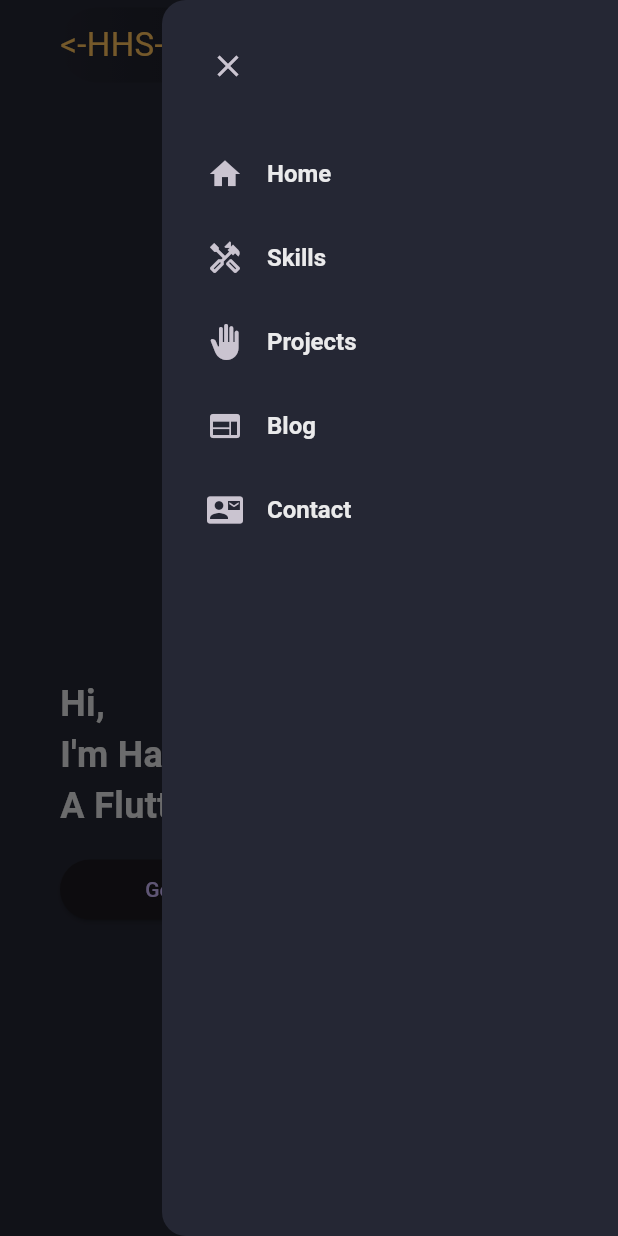
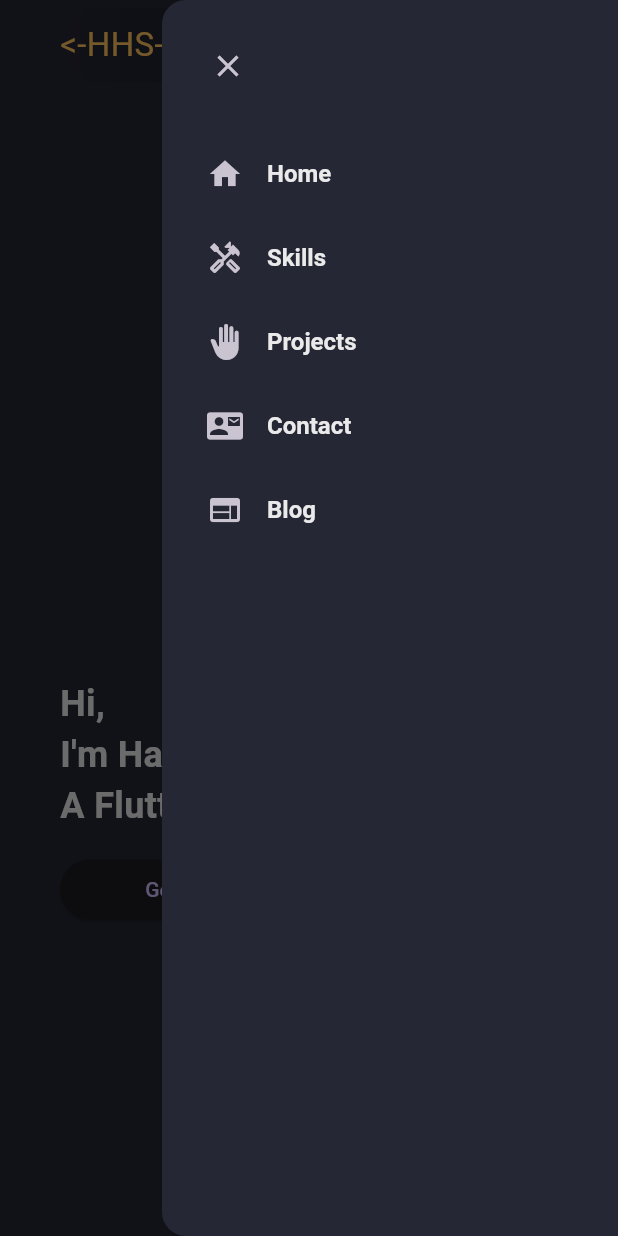
Before and after one commit to hassib2244/Shanto-portfolio, a Flutter app: the screen it shows after launch, in the side drawer, after a tap on "Get in touch", on a phone screen of 412 x 824 dp. Run offline on Flutter 3.47's test engine with Material 3 defaults, Android fonts, the phone set to English and light mode, and no system bars; missing offline and left inert: dart:js.

Commit message:
Update portfolio

```diff
--- a/lib/constants/nav_items.dart
+++ b/lib/constants/nav_items.dart
@@ -1,18 +1,17 @@
 import 'package:flutter/material.dart';
-import 'package:flutter/cupertino.dart';
 
 List<String> navTitles =[
   'Home',
   'Skills',
   'Projects',
+  'Contact',
   'Blog',
-  'Contact',
 ];
 List<IconData> navIcons=[
   Icons.home,
   Icons.handyman_outlined,
   Icons.back_hand,
+  Icons.quick_contacts_mail,
   Icons.web,
-  Icons.quick_contacts_mail,
 
 ];
--- /dev/null
+++ b/lib/constants/sns_links.dart
@@ -0,0 +1,9 @@
+class SnsLinks {
+  static const String github = "https://www.github.com/hassib2244";
+  static const String linkedIn = "https://www.linkedin.com/in/hassibul522";
+  static const String facebook = "https://";
+  static const String instagram = "https://www.instagram.com/ig__ebo";
+  static const String telegram = "https://";
+  static const String blog = "https://www.blogger.com/about/?bpli=1&pli=1";
+
+}
--- a/lib/pages/home_page.dart
+++ b/lib/pages/home_page.dart
@@ -3,9 +3,12 @@ import 'package:flutter/rendering.dart';
 import 'package:shanto_portfolio/constants/colors.dart';
 import 'package:shanto_portfolio/constants/nav_items.dart';
 import 'package:shanto_portfolio/constants/skill_items.dart';
+import 'package:shanto_portfolio/constants/sns_links.dart';
 import 'package:shanto_portfolio/styles/style.dart';
+import 'package:shanto_portfolio/widgets/contact_section.dart';
 import 'package:shanto_portfolio/widgets/custom_text_field.dart';
 import 'package:shanto_portfolio/widgets/drawer_mobile.dart';
+import 'package:shanto_portfolio/widgets/footer.dart';
 import 'package:shanto_portfolio/widgets/header_mobile.dart';
 import 'package:shanto_portfolio/widgets/header_desktop.dart';
 import 'package:shanto_portfolio/widgets/main_desktop.dart';
@@ -13,6 +16,7 @@ import 'package:shanto_portfolio/widgets/main_mobile.dart';
 import 'package:shanto_portfolio/widgets/site_logo.dart';
 import 'package:shanto_portfolio/widgets/skills_desktop.dart';
 import 'package:shanto_portfolio/widgets/skills_mobile.dart';
+import 'dart:js'as js;
 
 import '../constants/size.dart';
 
@@ -25,6 +29,10 @@ class HomePage extends StatefulWidget {
 
 class _HomePageState extends State<HomePage> {
   final scaffoldKey = GlobalKey<ScaffoldState>();
+  final scrollController = ScrollController();
+ final List<GlobalKey> navbarKeys=List.generate(4, (index) => GlobalKey());
+
+
   @override
   Widget build(BuildContext context) {
     final screenSize = MediaQuery.of(context).size;
@@ -36,35 +44,47 @@ class _HomePageState extends State<HomePage> {
         return Scaffold(
           key: scaffoldKey,
           backgroundColor: CustomColor.scaffoldBg,
-          endDrawer:constraints.maxWidth>=kMinDesktopWidth? null: const DrawerMobile(),
-          body: ListView(
+          endDrawer: constraints.maxWidth >= kMinDesktopWidth
+              ? null
+              : DrawerMobile(onNavItem: (int navIndex) {
+                scaffoldKey.currentState?.closeEndDrawer();
+                scrollToSection(navIndex);
+
+          }),
+          body: SingleChildScrollView(
+            controller: scrollController,
             scrollDirection: Axis.vertical,
+            child: Column(
               children: [
+                SizedBox(key: navbarKeys.first,),
                 //MAIN
-              if(constraints.maxWidth>=600)
-              const HeaderDesktop()
+                if (constraints.maxWidth >= kMinDesktopWidth)
+                  HeaderDesktop(onNavMenuTap: (int navIndex) {
+                    scrollToSection(navIndex);
+                  })
                 else
                   HeaderMobile(
-          onLogoTap: (){},
-          onMenuTap: (){
+                    onLogoTap: () {},
+                    onMenuTap: () {
                       scaffoldKey.currentState?.openEndDrawer();
                     },
                   ),
-              if(constraints.maxWidth>=600)
+                if(constraints.maxWidth >= kMedDesktopWidth)
                   const MainDesktop()
                 else
                   const MainMobile(),
 
                 //SKILLS
                 Container(
+                  key: navbarKeys[1],
                   height: 900,
                   width: screenWidth,
-                padding:const EdgeInsets.fromLTRB(25, 20, 25, 60),
+                  padding: const EdgeInsets.fromLTRB(25, 20, 25, 60),
                   color: CustomColor.bgLight1,
                   child: Column(
                     mainAxisSize: MainAxisSize.min,
                     children: [
-                  const  Text(
+                      const Text(
                         "<- What I can do ->",
                         style: TextStyle(
                           fontSize: 30,
@@ -72,9 +92,9 @@ class _HomePageState extends State<HomePage> {
                           color: CustomColor.whitePrimary,
                         ),
                       ),
-                   const SizedBox(height:50 ),
+                      const SizedBox(height: 50),
                       //platforms and skills
-                    if(constraints.maxWidth>=kMedDesktopWidth)
+                      if(constraints.maxWidth >= kMedDesktopWidth)
                         const SkillsDesktop()
                       else
                         const SkillsMobile(),
@@ -82,109 +102,53 @@ class _HomePageState extends State<HomePage> {
                     ],
                   ),
                 ),
+                const SizedBox(height: 30),
                 //PROJECTS
                 Container(
-                height: 500,
-                width: double.maxFinite,
-              ),
-              SizedBox(height: 30),
-              //CONTACTS
-              Container(
+                  key: navbarKeys[2],
+                  width: screenWidth,
                   padding: const EdgeInsets.fromLTRB(25, 20, 25, 60),
-                color: CustomColor.bgLight1,
                   child: Column(
                     children: [
-                    //title
-                    Text("Get in touch",
+                      //work project tittle
+                      const Text("Work project Loading...",
                         style: TextStyle(
+                          fontSize: 24,
                           fontWeight: FontWeight.bold,
-                          fontSize: 24,
                           color: CustomColor.whitePrimary,
-                      ),
-                    ),
-
-                    SizedBox(height: 50),
-                    //Name
-                    ConstrainedBox(
-                      constraints:const BoxConstraints(maxWidth: 700,),
-                      child:Row(
-                        children: [
-                          //Name
-                          Flexible(
-                              child:CustomTextField(
-                                hintText: "Your name",
-                              ),
-                          ),
-                          const SizedBox(width: 15),
-                          //Email
-                          Flexible(
-                            child:CustomTextField(
-                              hintText: "Your email",
                         ),
                       ),
                     ],
                   ),
                 ),
-                    const SizedBox(height: 15),
-                   //Message
-                   ConstrainedBox(
-                     constraints:const BoxConstraints(
-                       maxWidth: 700,
-                     ),
-                     child: CustomTextField(
-                         hintText: "Your message",
-                         maxLines: 20,
-                       ),
-                   ),
-                    const SizedBox(height: 20),
-                    //Send button
-                    ConstrainedBox(
-                      constraints:const BoxConstraints(
-                        maxWidth: 700,
-                      ),
-                      child: SizedBox(
-                        width:double.maxFinite,
-                        child:ElevatedButton(onPressed: (){},
-                            child: Text("Get in touch"),
-                        ),
-                      ),
+
+                SizedBox(height: 30),
+                //CONTACTS
+                ContactSection(
+                  key: navbarKeys[3],
                 ),
                 const SizedBox(height: 30),
-                    ConstrainedBox(
-                        constraints:const BoxConstraints(
-                          maxWidth: 300,
-                        ),
-                        child: const Divider(),),
-                    const SizedBox(height: 15),
-                    //SNS icon button links
-                    Wrap(
-                      spacing: 12,
-                      runSpacing: 12,
-                      alignment: WrapAlignment.center,
-                      children: [
-                        Image.asset("assets/github.png",width: 28),
-                        Image.asset("assets/linkedin.png",width: 28),
-                        Image.asset("assets/facebook.png",width: 28),
-                        Image.asset("assets/instagram.png",width: 28),
-                        Image.asset("assets/telegram.png",width: 28),
-
-
-                      ],
-                    )
+                //FOOTER
+                Footer(),
               ],
             ),
           ),
-              //FOOTER
-              Container(
-                height: 500,
-                width: double.maxFinite,
+        );
+      });
+  }
 
-              ),
-          ],
-          ),
+  void scrollToSection(int navIndex){
+    if (navIndex== 4){
+      //open a blog page
+      js.context.callMethod('open',[SnsLinks.blog]);
+      return;
+    }
+
+    final key=navbarKeys[navIndex];
+    Scrollable.ensureVisible(
+      key.currentContext!,
+    duration: const Duration(microseconds: 500),
+      curve: Curves.easeInOut,
     );
   }
-    );
 }
-
-}
--- /dev/null
+++ b/lib/widgets/contact_section.dart
@@ -0,0 +1,177 @@
+import 'package:flutter/material.dart';
+import 'package:shanto_portfolio/constants/sns_links.dart';
+
+import '../constants/colors.dart';
+import '../constants/size.dart';
+import 'custom_text_field.dart';
+import 'dart:js'as js;
+
+class ContactSection extends StatelessWidget {
+  const ContactSection({super.key});
+
+  @override
+  Widget build(BuildContext context) {
+    return  Container(
+      padding: const EdgeInsets.fromLTRB(25, 20, 25, 60),
+      color: CustomColor.bgLight1,
+      child: Column(
+        children: [
+          //title
+          Text("Get in touch",
+            style: TextStyle(
+              fontWeight: FontWeight.bold,
+              fontSize: 24,
+              color: CustomColor.whitePrimary,
+            ),
+          ),
+
+          SizedBox(height: 50),
+          //Name
+          ConstrainedBox(
+            constraints:const BoxConstraints(
+              maxWidth: 700,
+              maxHeight: 100,
+            ),
+            child:LayoutBuilder(
+                builder: (context,constraints) {
+                  if (constraints.maxWidth >= kMinDesktopWidth) {
+                    return buildNameEmailFieldDesktop();
+                  }
+                  //else
+                  return buildNameEmailFieldMobile();
+                }
+          ),
+          ),
+          const SizedBox(height: 15),
+          //Message
+          ConstrainedBox(
+            constraints:const BoxConstraints(
+              maxWidth: 700,
+            ),
+            child: CustomTextField(
+              hintText: "Your message",
+              maxLines: 15,
+            ),
+          ),
+          const SizedBox(height: 20),
+          //Send button
+          ConstrainedBox(
+            constraints:const BoxConstraints(
+              maxWidth: 700,
+            ),
+            child: SizedBox(
+              width:double.maxFinite,
+              child:ElevatedButton(onPressed: (){},
+                child: const Text("Get in touch"),
+              ),
+            ),
+          ),
+          const SizedBox(height: 30),
+          ConstrainedBox(
+            constraints:const BoxConstraints(
+              maxWidth: 300,
+            ),
+            child: const Divider(),),
+          const SizedBox(height: 15),
+          //SNS icon button links
+          Wrap(
+            spacing: 12,
+            runSpacing: 12,
+            alignment: WrapAlignment.center,
+            children: [
+              InkWell(
+                onTap:(){
+                    js.context.callMethod('open',[SnsLinks.github]);
+                },
+                child: Image.asset(
+                  "assets/github.png",
+                  width: 28,
+                ),
+              ),
+              InkWell(
+                onTap:(){
+                  js.context.callMethod('open',[SnsLinks.linkedIn]);
+                },
+                child: Image.asset(
+                  "assets/linkedin.png",
+                  width: 28,
+                ),
+              ),
+              InkWell(
+                onTap:(){
+                  js.context.callMethod('open',[SnsLinks.facebook]);
+                },
+                child: Image.asset(
+                  "assets/facebook.png",
+                  width: 28,
+                ),
+              ),
+              InkWell(
+                onTap:(){
+                  js.context.callMethod('open',[SnsLinks.instagram]);
+                },
+                child: Image.asset(
+                  "assets/instagram.png",
+                  width: 28,
+                ),
+              ),
+              InkWell(
+                onTap:(){
+                  js.context.callMethod('open',[SnsLinks.telegram]);
+                },
+                child: Image.asset(
+                  "assets/telegram.png",
+                  width: 28,
+                ),
+              ),
+
+            ],
+          )
+        ],
+      ),
+    );
+  }
+
+  Row buildNameEmailFieldDesktop(){
+    return Row(
+      children: [
+        //Name
+        Flexible(
+          child:CustomTextField(
+            hintText: "Your name",
+          ),
+        ),
+        const SizedBox(width: 15),
+        //Email
+        Flexible(
+          child:CustomTextField(
+            hintText: "Your email",
+          ),
+        ),
+      ],
+    );
+
+  }
+
+  Column buildNameEmailFieldMobile(){
+    return Column(
+      children: [
+        //Name
+        Flexible(
+          child:CustomTextField(
+            hintText: "Your name",
+          ),
+        ),
+        const SizedBox(height: 15),
+        //Email
+        Flexible(
+          child:CustomTextField(
+            hintText: "Your email",
+          ),
+        ),
+      ],
+    );
+
+  }
+
+}
--- a/lib/widgets/drawer_mobile.dart
+++ b/lib/widgets/drawer_mobile.dart
@@ -3,7 +3,8 @@ import '../constants/colors.dart';
 import '../constants/nav_items.dart';
 
 class DrawerMobile extends StatelessWidget {
-  const DrawerMobile({super.key});
+  const DrawerMobile({super.key, required this.onNavItem});
+  final Function(int) onNavItem;
 
   @override
   Widget build(BuildContext context) {
@@ -37,7 +38,9 @@ class DrawerMobile extends StatelessWidget {
                 fontWeight: FontWeight.w600,
                 fontSize: 16,
               ),
-              onTap: (){},
+              onTap: (){
+                onNavItem(i);
+              },
               leading: Icon(navIcons[i]),
               title: Text(navTitles[i]),
             )
--- /dev/null
+++ b/lib/widgets/footer.dart
@@ -0,0 +1,21 @@
+import 'package:flutter/material.dart';
+import '../constants/colors.dart';
+
+class Footer extends StatelessWidget {
+  const Footer({super.key});
+
+  @override
+  Widget build(BuildContext context) {
+    return Container(
+      padding: const EdgeInsets.symmetric(vertical: 40),
+      width: double.maxFinite,
+      alignment: Alignment.center,
+      child: const Text("MADE BY SHANTO WITH FLUTTER 3.47.2",
+        style: TextStyle(
+          fontWeight: FontWeight.w400,
+          color: CustomColor.whiteSecondary,
+        ),
+      ),
+    );
+  }
+}
--- a/lib/widgets/header_desktop.dart
+++ b/lib/widgets/header_desktop.dart
@@ -5,8 +5,8 @@ import '../constants/colors.dart';
 import '../constants/nav_items.dart';
 
 class HeaderDesktop extends StatelessWidget {
-  const HeaderDesktop({super.key});
-
+  const HeaderDesktop({super.key, required this.onNavMenuTap});
+final Function(int) onNavMenuTap;
   @override
   Widget build(BuildContext context) {
     return Container(
@@ -23,7 +23,10 @@ class HeaderDesktop extends StatelessWidget {
             Padding(
               padding: const EdgeInsets.only(right: 20),
               child: TextButton(
-                onPressed: (){},
+                onPressed: (){
+                onNavMenuTap(i);
+
+                },
                 child: Text(navTitles[i],
                   style: TextStyle(
                     fontSize: 16,
```
Lines whose indentation alone changed are shown as unchanged.
